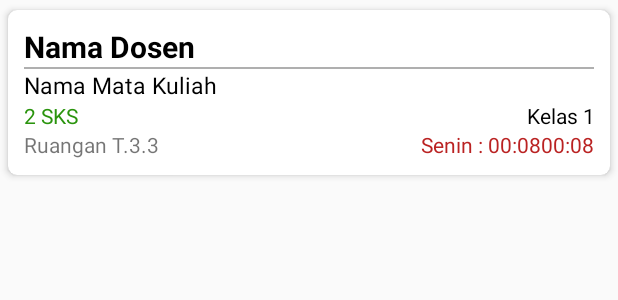
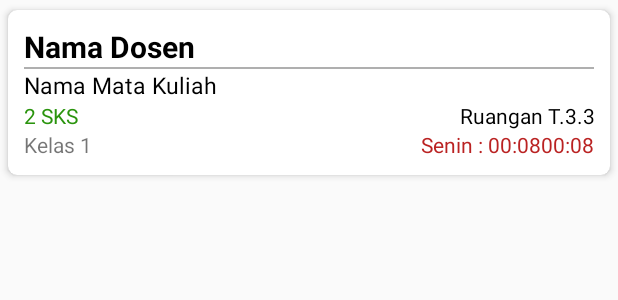
Before and after one commit to kapusan/Daftar-Dosen, an Android app: the layout list_detail.xml on its own in the app's theme, with its tools: preview values and no code run, on a phone screen of 412 x 824 dp. Shown: the top 300 px of the screen. Run offline under Robolectric (Android 15) with nearby library versions, the phone set to English and light mode, and no system bars.

Commit message:
Change Class & Room

```diff
--- a/app/src/main/res/layout/list_detail.xml
+++ b/app/src/main/res/layout/list_detail.xml
@@ -64,11 +64,11 @@
                 android:textColor="#2a940d" />
 
             <TextView
-                android:id="@+id/textview_kelas"
+                android:id="@+id/textview_ruangan_dosen"
                 android:layout_width="0dp"
                 android:layout_height="wrap_content"
                 android:layout_weight="1"
-                android:text="Kelas 1"
+                android:text="Ruangan T.3.3"
                 android:textColor="#000"
                 android:gravity="right"/>
 
@@ -80,11 +80,11 @@
             android:orientation="horizontal">
 
             <TextView
-                android:id="@+id/textview_ruangan_dosen"
+                android:id="@+id/textview_kelas"
                 android:layout_width="0dp"
                 android:layout_height="wrap_content"
                 android:layout_weight="2"
-                android:text="Ruangan T.3.3" />
+                android:text="Kelas 1" />
 
             <RelativeLayout
                 android:layout_width="0dp"
```
